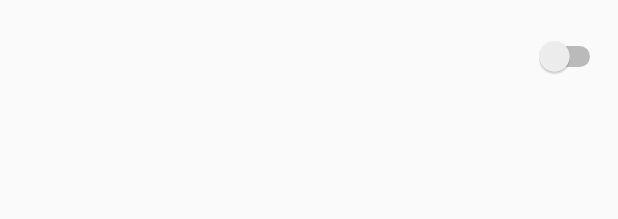
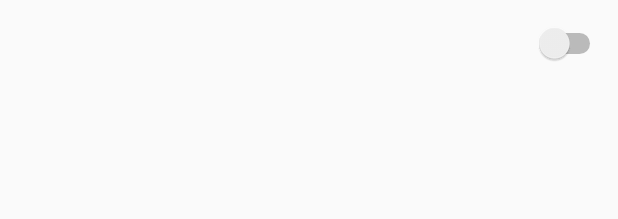
Before and after one commit to fares-soliman/TranSnooze, an Android app: the layout white_text.xml on its own in the app's theme, with its tools: preview values and no code run, on a phone screen of 412 x 824 dp. Shown: the top 219 px of the screen. Run offline under Robolectric (Android 15) with nearby library versions, the phone set to English and light mode, and no system bars.

Commit message:
Update white_text.xml

```diff
--- a/app/src/main/res/layout/white_text.xml
+++ b/app/src/main/res/layout/white_text.xml
@@ -4,10 +4,12 @@
     xmlns:app="http://schemas.android.com/apk/res-auto"
     xmlns:tools="http://schemas.android.com/tools"
     android:layout_width="match_parent"
-    android:layout_height="wrap_content">
+    android:layout_height="wrap_content"
+    android:descendantFocusability="blocksDescendants"
+    >
 
-    <TextView xmlns:android="http://schemas.android.com/apk/res/android"
-        android:id="@+id/text1"
+    <TextView
+        android:id="@+id/userTitle"
         android:layout_width="match_parent"
         android:layout_height="wrap_content"
         android:layout_marginTop="16dp"
@@ -27,21 +29,21 @@
 
     <Switch
         android:id="@+id/switch1"
-        android:layout_width="70dp"
-        android:layout_height="23dp"
-        android:layout_marginTop="24dp"
+        android:layout_width="85dp"
+        android:layout_height="42dp"
+        android:layout_marginTop="8dp"
         android:layout_marginEnd="8dp"
-        app:layout_constraintEnd_toEndOf="@+id/text1"
+        app:layout_constraintEnd_toEndOf="@+id/userTitle"
         app:layout_constraintHorizontal_bias="1.0"
-        app:layout_constraintStart_toStartOf="@+id/text1"
+        app:layout_constraintStart_toStartOf="@+id/userTitle"
         app:layout_constraintTop_toTopOf="parent" />
 
     <TextView
-        android:id="@+id/text2"
+        android:id="@+id/locationNameByApi"
         android:layout_width="413dp"
         android:layout_height="37dp"
-        android:layout_below="@+id/text1"
-        android:layout_alignStart="@+id/text1"
+        android:layout_below="@+id/userTitle"
+        android:layout_alignStart="@+id/userTitle"
         android:layout_marginTop="8dp"
         android:minHeight="?android:attr/listPreferredItemHeightSmall"
         android:paddingStart="?android:attr/listPreferredItemPaddingStart"
@@ -51,6 +53,6 @@
         app:layout_constraintEnd_toEndOf="parent"
         app:layout_constraintHorizontal_bias="0.0"
         app:layout_constraintStart_toStartOf="parent"
-        app:layout_constraintTop_toBottomOf="@+id/text1" />
+        app:layout_constraintTop_toBottomOf="@+id/userTitle" />
 
 </android.support.constraint.ConstraintLayout>
```
